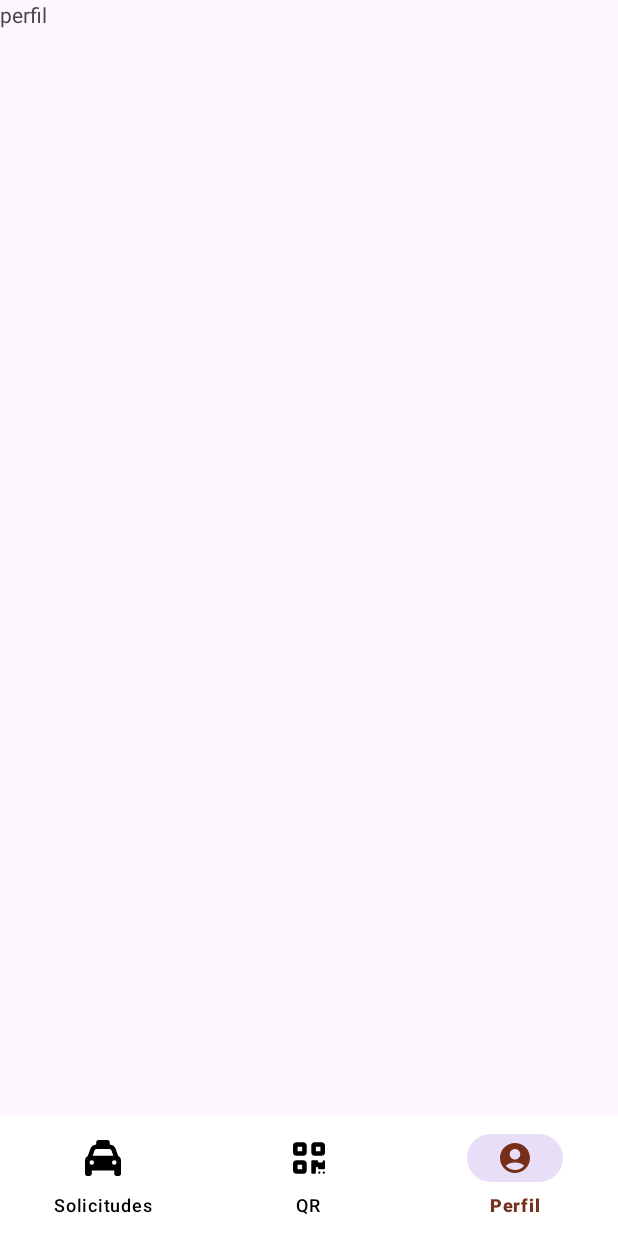
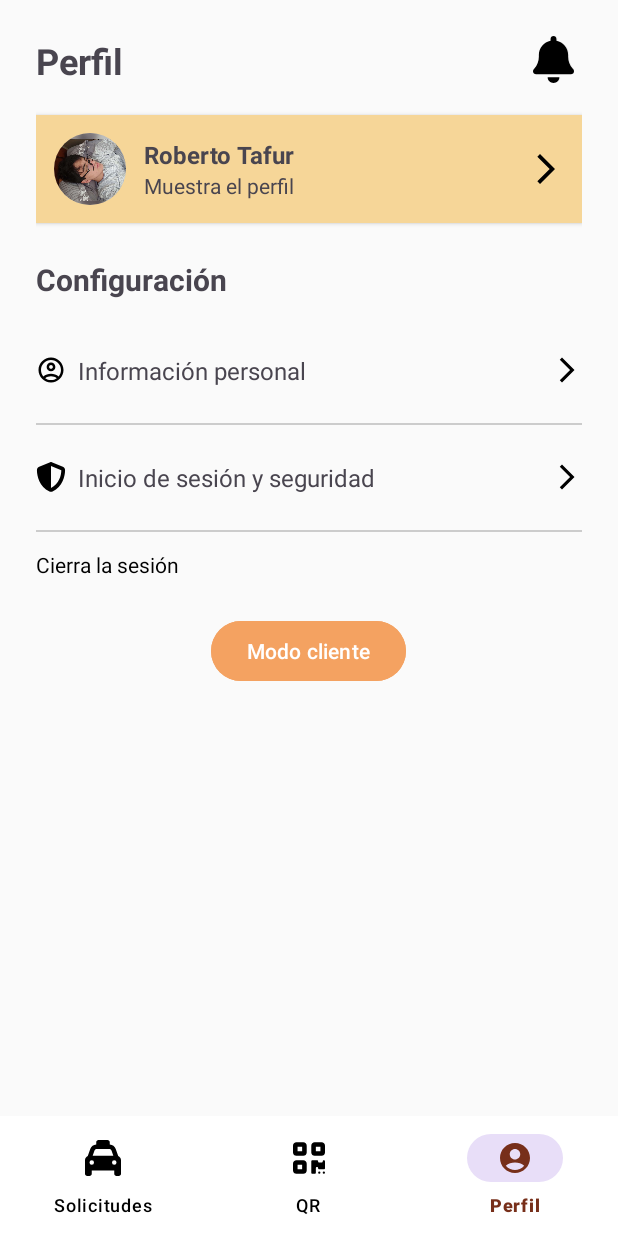
Before and after one commit to JesusAP346/Proyecto_IOT, an Android app: the screen it shows after launch (MainActivity), item 3 of the bottom bar chosen, on a phone screen of 412 x 824 dp. Run offline under Robolectric (Android 15) with nearby library versions, the phone set to English and light mode, and no system bars; libraries missing offline, so code that uses them is left out: org.imaginativeworld.whynotimagecarousel; 7 statements that could not run were skipped.

Commit message:
vista perfil

```diff
--- /dev/null
+++ b/app/src/main/res/drawable/ic_flecha_derecha.xml
@@ -0,0 +1,5 @@
+<vector xmlns:android="http://schemas.android.com/apk/res/android" android:autoMirrored="true" android:height="24dp" android:tint="#000000" android:viewportHeight="24" android:viewportWidth="24" android:width="24dp">
+
+    <path android:fillColor="@android:color/white" android:pathData="M6.23,20.23l1.77,1.77l10,-10l-10,-10l-1.77,1.77l8.23,8.23z"/>
+
+</vector>
--- /dev/null
+++ b/app/src/main/res/drawable/ic_perfil_circulo.xml
@@ -0,0 +1,7 @@
+<vector xmlns:android="http://schemas.android.com/apk/res/android" android:height="24dp" android:tint="#000000" android:viewportHeight="24" android:viewportWidth="24" android:width="24dp">
+
+    <path android:fillColor="@android:color/white" android:pathData="M12,2C6.48,2 2,6.48 2,12s4.48,10 10,10s10,-4.48 10,-10S17.52,2 12,2zM7.35,18.5C8.66,17.56 10.26,17 12,17s3.34,0.56 4.65,1.5C15.34,19.44 13.74,20 12,20S8.66,19.44 7.35,18.5zM18.14,17.12L18.14,17.12C16.45,15.8 14.32,15 12,15s-4.45,0.8 -6.14,2.12l0,0C4.7,15.73 4,13.95 4,12c0,-4.42 3.58,-8 8,-8s8,3.58 8,8C20,13.95 19.3,15.73 18.14,17.12z"/>
+
+    <path android:fillColor="@android:color/white" android:pathData="M12,6c-1.93,0 -3.5,1.57 -3.5,3.5S10.07,13 12,13s3.5,-1.57 3.5,-3.5S13.93,6 12,6zM12,11c-0.83,0 -1.5,-0.67 -1.5,-1.5S11.17,8 12,8s1.5,0.67 1.5,1.5S12.83,11 12,11z"/>
+
+</vector>
--- /dev/null
+++ b/app/src/main/res/drawable/ic_shield.xml
@@ -0,0 +1,5 @@
+<vector xmlns:android="http://schemas.android.com/apk/res/android" android:height="22dp" android:viewportHeight="512" android:viewportWidth="512" android:width="22dp">
+
+    <path android:fillColor="#FF000000" android:pathData="M256,0c4.6,0 9.2,1 13.4,2.9L457.7,82.8c22,9.3 38.4,31 38.3,57.2c-0.5,99.2 -41.3,280.7 -213.6,363.2c-16.7,8 -36.1,8 -52.8,0C57.3,420.7 16.5,239.2 16,140c-0.1,-26.2 16.3,-47.9 38.3,-57.2L242.7,2.9C246.8,1 251.4,0 256,0zM256,66.8l0,378.1C394,378 431.1,230.1 432,141.4L256,66.8s0,0 0,0z"/>
+
+</vector>
--- /dev/null
+++ b/app/src/main/res/drawable/notificaciones_campana.xml
@@ -0,0 +1,9 @@
+<vector xmlns:android="http://schemas.android.com/apk/res/android"
+    android:width="448dp"
+    android:height="512dp"
+    android:viewportWidth="448"
+    android:viewportHeight="512">
+  <path
+      android:fillColor="#FF000000"
+      android:pathData="M224,0c-17.7,0 -32,14.3 -32,32l0,19.2C119,66 64,130.6 64,208l0,18.8c0,47 -17.3,92.4 -48.5,127.6l-7.4,8.3c-8.4,9.4 -10.4,22.9 -5.3,34.4S19.4,416 32,416l384,0c12.6,0 24,-7.4 29.2,-18.9s3.1,-25 -5.3,-34.4l-7.4,-8.3C401.3,319.2 384,273.9 384,226.8l0,-18.8c0,-77.4 -55,-142 -128,-156.8L256,32c0,-17.7 -14.3,-32 -32,-32zM269.3,493.3c12,-12 18.7,-28.3 18.7,-45.3l-64,0 -64,0c0,17 6.7,33.3 18.7,45.3s28.3,18.7 45.3,18.7s33.3,-6.7 45.3,-18.7z"/>
+</vector>
--- a/app/src/main/res/layout/activity_maps.xml
+++ b/app/src/main/res/layout/activity_maps.xml
@@ -38,6 +38,7 @@
             android:layout_height="0dp"
             android:layout_weight="1"
             android:src="@drawable/maps"
+            android:layout_marginTop="40dp"
             android:contentDescription="mapa" />
 
         <LinearLayout
--- a/app/src/main/res/layout/fragment_perfil.xml
+++ b/app/src/main/res/layout/fragment_perfil.xml
@@ -1,14 +1,180 @@
 <?xml version="1.0" encoding="utf-8"?>
-<FrameLayout xmlns:android="http://schemas.android.com/apk/res/android"
-    xmlns:tools="http://schemas.android.com/tools"
+<LinearLayout xmlns:android="http://schemas.android.com/apk/res/android"
     android:layout_width="match_parent"
     android:layout_height="match_parent"
-    tools:context=".taxista.PerfilFragment">
+    android:orientation="vertical"
+    android:padding="24dp"
+    android:background="#FAFAFA">
 
-    <!-- TODO: Update blank fragment layout -->
+    <!-- Título y campana -->
+    <RelativeLayout
+        android:layout_width="match_parent"
+        android:layout_height="wrap_content">
+
+
+
+        <TextView
+            android:id="@+id/titulo"
+            android:layout_width="wrap_content"
+            android:layout_height="wrap_content"
+            android:text="Perfil"
+            android:textSize="24sp"
+            android:textStyle="bold"
+            android:paddingBottom="4dp" />
+
+        <ImageView
+            android:layout_width="38dp"
+            android:layout_height="31dp"
+            android:layout_alignParentEnd="true"
+            android:layout_alignParentRight="true"
+            android:contentDescription="Notificación"
+            android:src="@drawable/notificaciones_campana" />
+    </RelativeLayout>
+
+    <!-- Card del perfil -->
+    <LinearLayout
+        android:layout_width="match_parent"
+        android:layout_height="wrap_content"
+        android:orientation="horizontal"
+        android:padding="12dp"
+        android:background="#F6D698"
+        android:elevation="2dp"
+        android:layout_marginTop="16dp"
+        android:gravity="center_vertical"
+        android:backgroundTint="#F6D698"
+        android:layout_marginBottom="24dp"
+        android:backgroundTintMode="src_in">
+
+        <ImageView
+            android:layout_width="48dp"
+            android:layout_height="48dp"
+            android:src="@drawable/roberto"
+            android:background="@drawable/circle_background"
+            android:scaleType="centerCrop"
+            android:clipToOutline="true"
+            android:layout_marginEnd="12dp" />
+
+        <LinearLayout
+            android:layout_width="0dp"
+            android:layout_height="wrap_content"
+            android:layout_weight="1"
+            android:orientation="vertical">
+
+            <TextView
+                android:layout_width="wrap_content"
+                android:layout_height="wrap_content"
+                android:text="Roberto Tafur"
+                android:textStyle="bold"
+                android:textSize="16sp" />
+
+            <TextView
+                android:layout_width="wrap_content"
+                android:layout_height="wrap_content"
+                android:text="Muestra el perfil"
+                android:textSize="14sp" />
+        </LinearLayout>
+
+        <ImageView
+            android:layout_width="24dp"
+            android:layout_height="24dp"
+            android:src="@drawable/ic_flecha_derecha"
+            android:contentDescription="Ir" />
+    </LinearLayout>
+
+    <!-- Configuración -->
     <TextView
+        android:layout_width="wrap_content"
+        android:layout_height="wrap_content"
+        android:text="Configuración"
+        android:textSize="20sp"
+        android:textStyle="bold"
+        android:layout_marginBottom="12dp" />
+
+    <!-- Item: Información personal -->
+    <LinearLayout
         android:layout_width="match_parent"
-        android:layout_height="match_parent"
-        android:text="perfil" />
+        android:layout_height="70dp"
+        android:orientation="horizontal"
+        android:paddingVertical="12dp"
+        android:gravity="center_vertical"
+        android:background="?attr/selectableItemBackground">
 
-</FrameLayout>
+        <ImageView
+            android:layout_width="20dp"
+            android:layout_height="20dp"
+            android:src="@drawable/ic_perfil_circulo"
+            android:layout_marginEnd="8dp" />
+
+        <TextView
+            android:layout_width="0dp"
+            android:layout_weight="1"
+            android:layout_height="wrap_content"
+            android:text="Información personal"
+            android:textSize="16sp" />
+
+        <ImageView
+            android:layout_width="20dp"
+            android:layout_height="20dp"
+            android:src="@drawable/ic_flecha_derecha" />
+    </LinearLayout>
+
+    <View
+        android:layout_width="match_parent"
+        android:layout_height="1dp"
+        android:background="#CCCCCC" />
+
+    <!-- Item: Seguridad -->
+    <LinearLayout
+        android:layout_width="match_parent"
+        android:layout_height="70dp"
+        android:orientation="horizontal"
+        android:paddingVertical="12dp"
+        android:gravity="center_vertical"
+        android:background="?attr/selectableItemBackground">
+
+        <ImageView
+            android:layout_width="20dp"
+            android:layout_height="20dp"
+            android:src="@drawable/ic_shield"
+            android:layout_marginEnd="8dp" />
+
+        <TextView
+            android:layout_width="0dp"
+            android:layout_weight="1"
+            android:layout_height="wrap_content"
+            android:text="Inicio de sesión y seguridad"
+            android:textSize="16sp" />
+
+        <ImageView
+            android:layout_width="20dp"
+            android:layout_height="20dp"
+            android:src="@drawable/ic_flecha_derecha" />
+    </LinearLayout>
+
+    <View
+        android:layout_width="match_parent"
+        android:layout_height="1dp"
+        android:background="#CCCCCC" />
+
+    <!-- Cierra sesión -->
+    <TextView
+        android:layout_width="wrap_content"
+        android:layout_height="wrap_content"
+        android:text="Cierra la sesión"
+        android:textColor="#000000"
+        android:textSize="14sp"
+        android:layout_marginTop="12dp"
+        android:layout_marginBottom="24dp"
+         />
+
+    <!-- Botón modo cliente -->
+    <Button
+        android:id="@+id/btnModoCliente"
+        android:layout_width="wrap_content"
+        android:layout_height="wrap_content"
+        android:layout_gravity="center"
+        android:backgroundTint="#F4A261"
+        android:text="Modo cliente"
+        android:textColor="#FFFFFF" />
+
+</LinearLayout>
```
